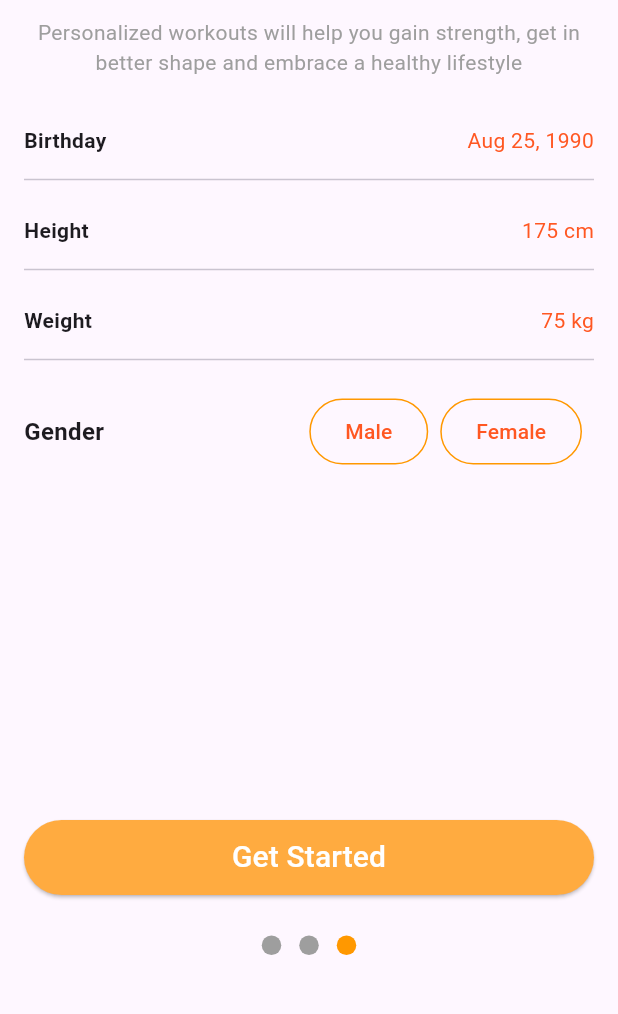
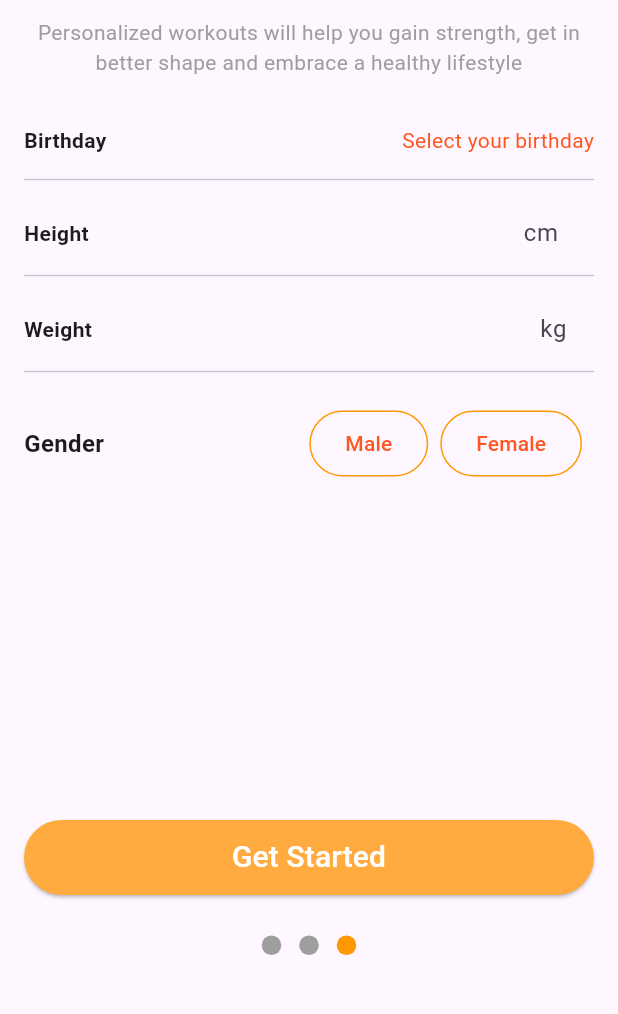
Before and after one commit to hoangtung01022003/FE_FitnessApp, a Flutter app: the Step3PersonalDetails screen opened directly, on a phone screen of 412 x 824 dp, the part 221-1235 px from its top. Run offline on Flutter 3.47's test engine with Material 3 defaults, Android fonts, the phone set to English and light mode, and no system bars; our stand-ins replace dio, flutter_riverpod.

Commit message:
Triển khai bộ chọn ngày sinh và nhập các trường chiều cao/cân nặng

```diff
--- a/lib/global/base_url_provider.dart
+++ b/lib/global/base_url_provider.dart
@@ -2,5 +2,5 @@ import 'package:flutter_riverpod/flutter_riverpod.dart';
 
 // Base URL for the API
 final baseUrlProvider = Provider<String>((ref) {
-  return 'http://localhost:8000/api'; // Replace with your actual base URL
+  return 'https://docker-be-fitnessapp-production.up.railway.app/api'; // Replace with your actual base URL
 });
--- a/lib/global/gender_button.dart
+++ b/lib/global/gender_button.dart
@@ -5,7 +5,11 @@ import 'package:finess_app/viewModels/welcome/welcome_view_model.dart';
 class GenderButton extends ConsumerWidget {
   final String gender;
 
-  const GenderButton({super.key, required this.gender});
+  const GenderButton(
+      {super.key,
+      required this.gender,
+      required bool isSelected,
+      required void Function() onTap});
 
   @override
   Widget build(BuildContext context, WidgetRef ref) {
@@ -20,7 +24,8 @@ class GenderButton extends ConsumerWidget {
           side: const BorderSide(color: Colors.orange),
           padding: const EdgeInsets.symmetric(horizontal: 24, vertical: 12),
         ),
-        onPressed: () => ref.read(welcomeViewModelProvider.notifier).selectGender(gender),
+        onPressed: () =>
+            ref.read(welcomeViewModelProvider.notifier).selectGender(gender),
         child: Text(
           gender,
           style: TextStyle(
--- a/lib/global/pesonal_detail_field.dart
+++ b/lib/global/pesonal_detail_field.dart
@@ -1,30 +1,59 @@
 import 'package:flutter/material.dart';
-import 'package:flutter_riverpod/flutter_riverpod.dart';
-import 'package:finess_app/viewModels/welcome/welcome_view_model.dart';
+import 'package:flutter/services.dart';
 
 class PesonalDetailField extends StatelessWidget {
   final String label;
-  final String? value;
+  final String value;
+  final VoidCallback? onTap;
+  final bool useTextField;
+  final TextEditingController? controller;
+  final Function(String)? onChanged;
+  final String? suffix;
 
   const PesonalDetailField({
     super.key,
     required this.label,
     required this.value,
+    this.onTap,
+    this.useTextField = false,
+    this.controller,
+    this.onChanged,
+    this.suffix,
   });
 
   @override
   Widget build(BuildContext context) {
-    return buildField(label, value ?? '');
-  }
-
-  Widget buildField(String label, String value) {
-    return Column(
+    return GestureDetector(
+      onTap: onTap,
+      child: Column(
         crossAxisAlignment: CrossAxisAlignment.start,
         children: [
           Row(
             mainAxisAlignment: MainAxisAlignment.spaceBetween,
             children: [
               Text(label, style: const TextStyle(fontWeight: FontWeight.bold)),
+              if (useTextField)
+                SizedBox(
+                  width: 80,
+                  child: TextField(
+                    controller: controller,
+                    keyboardType: TextInputType.number,
+                    textAlign: TextAlign.end,
+                    style: const TextStyle(color: Colors.deepOrange),
+                    decoration: InputDecoration(
+                      isDense: true,
+                      contentPadding: EdgeInsets.zero,
+                      border: InputBorder.none,
+                      hintText: suffix,
+                      suffixText: suffix,
+                    ),
+                    inputFormatters: [
+                      FilteringTextInputFormatter.digitsOnly,
+                    ],
+                    onChanged: onChanged,
+                  ),
+                )
+              else
                 Text(value, style: const TextStyle(color: Colors.deepOrange)),
             ],
           ),
@@ -32,6 +61,7 @@ class PesonalDetailField extends StatelessWidget {
           const Divider(thickness: 1),
           const SizedBox(height: 8),
         ],
+      ),
     );
   }
 }
--- a/lib/main.dart
+++ b/lib/main.dart
@@ -16,7 +16,7 @@ class MyApp extends StatelessWidget {
   Widget build(BuildContext context) {
     return const MaterialApp(
       title: 'Fitness App',
-      home: Welcome(),
+      home: LoginPage(),
       debugShowCheckedModeBanner: false,
     );
   }
--- a/lib/views/auth/welcome/step3_personal_details.dart
+++ b/lib/views/auth/welcome/step3_personal_details.dart
@@ -5,20 +5,84 @@ import 'package:flutter_riverpod/flutter_riverpod.dart';
 import 'package:finess_app/viewModels/welcome/welcome_view_model.dart';
 import 'package:finess_app/global/custom_button.dart';
 import 'package:finess_app/global/tappable_dot_indicator.dart';
+import 'package:intl/intl.dart';
 
-
-class Step3PersonalDetails extends ConsumerWidget {
+class Step3PersonalDetails extends ConsumerStatefulWidget {
   const Step3PersonalDetails({super.key});
 
   @override
-  Widget build(BuildContext context, WidgetRef ref) {
+  ConsumerState<Step3PersonalDetails> createState() =>
+      _Step3PersonalDetailsState();
+}
+
+class _Step3PersonalDetailsState extends ConsumerState<Step3PersonalDetails> {
+  final TextEditingController _heightController = TextEditingController();
+  final TextEditingController _weightController = TextEditingController();
+
+  Future<void> _selectDate(BuildContext context) async {
     final viewModel = ref.read(welcomeViewModelProvider);
+    final DateTime now = DateTime.now();
+    final DateTime initialDate = viewModel.selectedBirthday ??
+        DateTime(now.year - 18, now.month, now.day);
+
+    final DateTime? picked = await showDatePicker(
+      context: context,
+      initialDate: initialDate,
+      firstDate: DateTime(1900),
+      lastDate: now,
+      builder: (BuildContext context, Widget? child) {
+        return Theme(
+          data: ThemeData.light().copyWith(
+            primaryColor: Colors.orange,
+            colorScheme: const ColorScheme.light(primary: Colors.orange),
+          ),
+          child: child!,
+        );
+      },
+    );
+
+    if (picked != null) {
+      // Nếu chọn ngày trong tương lai, reset về ngày hiện tại
+      if (picked.isAfter(now)) {
+        viewModel.setBirthday(now);
+      } else {
+        viewModel.setBirthday(picked);
+      }
+      setState(() {}); // Cập nhật UI
+    }
+  }
+
+  @override
+  void initState() {
+    super.initState();
+    final viewModel = ref.read(welcomeViewModelProvider);
+    if (viewModel.height != null) {
+      _heightController.text = viewModel.height!.toStringAsFixed(0);
+    }
+    if (viewModel.weight != null) {
+      _weightController.text = viewModel.weight!.toStringAsFixed(0);
+    }
+  }
+
+  @override
+  void dispose() {
+    _weightController.dispose();
+    _heightController.dispose();
+    super.dispose();
+  }
+
+  @override
+  Widget build(BuildContext context) {
+    final viewModel = ref.read(welcomeViewModelProvider);
+    String birthdayText = viewModel.selectedBirthday != null
+        ? DateFormat('MMM dd, yyyy').format(viewModel.selectedBirthday!)
+        : "Select your birthday";
 
     return Scaffold(
       body: SafeArea(
         child: Stack(
           children: [
-            const Padding(
+            Padding(
               padding: EdgeInsets.all(16),
               child: Column(
                 crossAxisAlignment: CrossAxisAlignment.center,
@@ -42,12 +106,39 @@ class Step3PersonalDetails extends ConsumerWidget {
                   ),
                   SizedBox(height: 32),
 
-                  // Use the new FieldWidget
-                  PesonalDetailField(label: "Birthday", value: "Aug 25, 1990"),
+                  // Date picker field
+                  PesonalDetailField(
+                    label: "Birthday",
+                    value: birthdayText,
+                    onTap: () => _selectDate(context),
+                  ),
+
                   SizedBox(height: 8),
-                  PesonalDetailField(label: "Height", value: "175 cm"),
+                  PesonalDetailField(
+                    label: "Height",
+                    value: "",
+                    suffix: "cm",
+                    useTextField: true,
+                    controller: _heightController,
+                    onChanged: (value) {
+                      if (value.isNotEmpty) {
+                        viewModel.setHeight(double.tryParse(value) ?? 0);
+                      }
+                    },
+                  ),
                   SizedBox(height: 8),
-                  PesonalDetailField(label: "Weight", value: "75 kg"),
+                  PesonalDetailField(
+                    label: "Weight",
+                    value: "",
+                    suffix: "kg",
+                    useTextField: true,
+                    controller: _weightController,
+                    onChanged: (value) {
+                      if (value.isNotEmpty) {
+                        viewModel.setWeight(double.tryParse(value) ?? 0);
+                      }
+                    },
+                  ),
                   SizedBox(height: 8),
 
                   Row(
@@ -56,12 +147,21 @@ class Step3PersonalDetails extends ConsumerWidget {
                     children: [
                       Text(
                         'Gender',
-                        style: TextStyle(fontWeight: FontWeight.bold, fontSize: 16),
+                        style: TextStyle(
+                            fontWeight: FontWeight.bold, fontSize: 16),
                       ),
                       Row(
                         children: [
-                          GenderButton(gender: "Male"),
-                          GenderButton(gender: "Female"),
+                          GenderButton(
+                            gender: "Male",
+                            isSelected: viewModel.selectedGender == "Male",
+                            onTap: () => viewModel.selectGender("Male"),
+                          ),
+                          GenderButton(
+                            gender: "Female",
+                            isSelected: viewModel.selectedGender == "Female",
+                            onTap: () => viewModel.selectGender("Female"),
+                          ),
                         ],
                       ),
                     ],
@@ -69,7 +169,6 @@ class Step3PersonalDetails extends ConsumerWidget {
                 ],
               ),
             ),
-
             Positioned(
               bottom: 80,
               left: 16,
@@ -82,7 +181,6 @@ class Step3PersonalDetails extends ConsumerWidget {
                 },
               ),
             ),
-
             Positioned(
               bottom: 40,
               left: 0,
```
Also changed, not shown: lib/services/ui/date_picker_service.dart (added, +48 -0 lines), lib/viewModels/welcome/welcome_view_model.dart (+28 -5 lines). Lines whose indentation alone changed are shown as unchanged.
